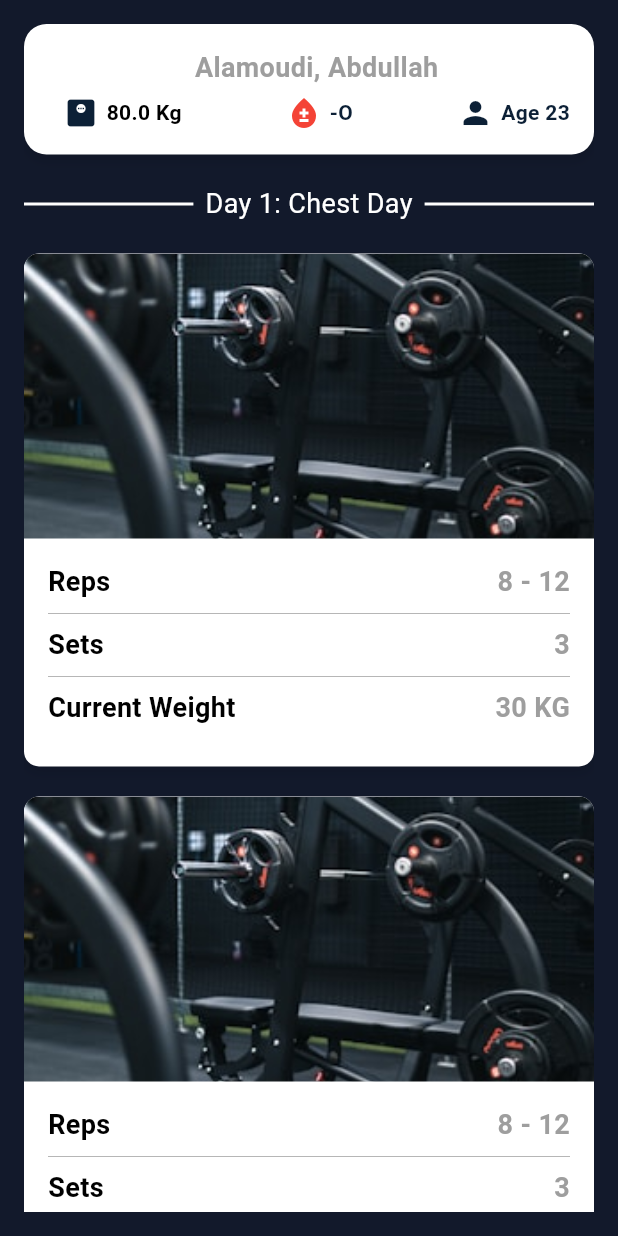
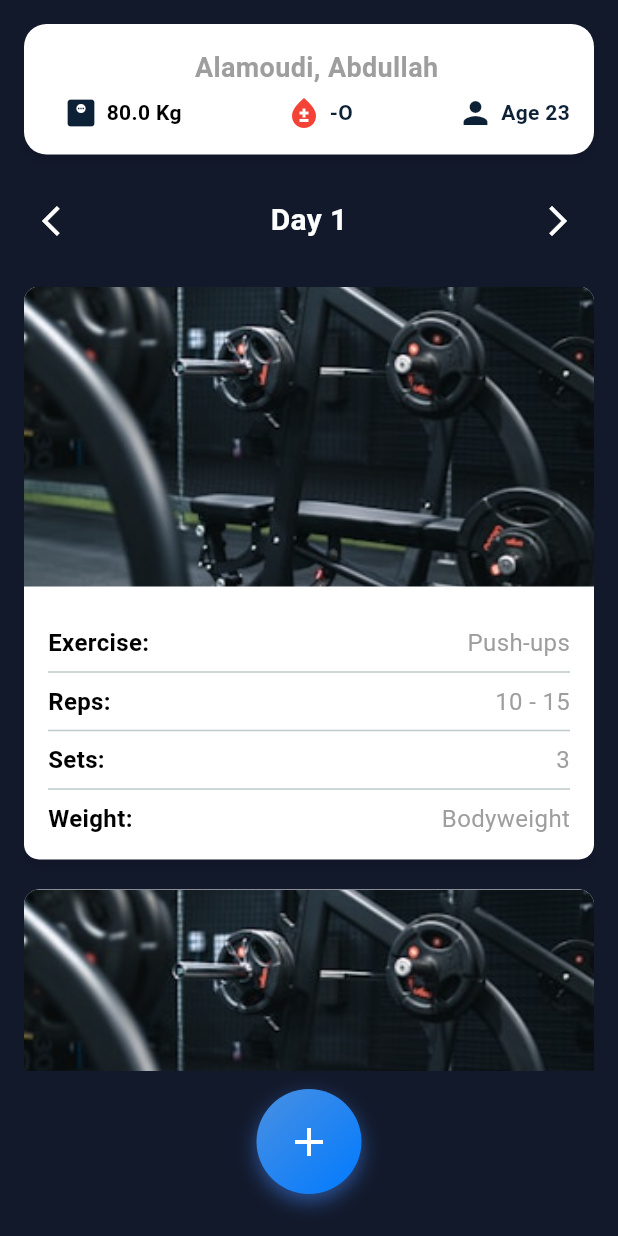
Before and after one commit to ABDULLAHABDULLAH-crypto/Fitness-App, a Flutter app: the HomePage screen opened directly, on a phone screen of 412 x 824 dp. Run offline on Flutter 3.47's test engine with Material 3 defaults, Android fonts, the phone set to English and light mode, and no system bars.

Commit message:
major changes

```diff
--- a/lib/pages/exercises_screen.dart
+++ b/lib/pages/exercises_screen.dart
@@ -1,3 +1,4 @@
+import 'package:fitness_app/pages/adding_screen.dart';
 import 'package:flutter/material.dart';
 
 class ExercisesScreen extends StatelessWidget {
@@ -13,13 +14,13 @@ class ExercisesScreen extends StatelessWidget {
         weightUnit: "Kg",
         bloodType: "-O",
         age: 23,
-        numberOfDays: 1,
+        numberOfDays: 3, // Change number of days dynamically
       ),
     );
   }
 }
 
-class HomePage extends StatelessWidget {
+class HomePage extends StatefulWidget {
   final String name;
   final double weight;
   final String weightUnit;
@@ -37,23 +38,60 @@ class HomePage extends StatelessWidget {
     required this.numberOfDays,
   });
 
-  List<String> generateDays(int count) {
-    return List<String>.generate(
-      count,
-          (index) => "Day ${index + 1}: ${['Chest Day', 'Back Day', 'Leg Day', 'Arm Day'][index % 4]}",
-    );
+  @override
+  _HomePageState createState() => _HomePageState();
+}
+
+class _HomePageState extends State<HomePage> {
+  int currentDayIndex = 0;
+
+  // Unique exercises for each day
+  final Map<int, List<Map<String, dynamic>>> exercisesByDay = {
+    0: [
+      {"name": "Push-ups", "reps": "10 - 15", "sets": 3, "weight": "Bodyweight"},
+      {"name": "Bench Press", "reps": "8 - 12", "sets": 3, "weight": "40 KG"},
+    ],
+    1: [
+      {"name": "Pull-ups", "reps": "10 - 12", "sets": 3, "weight": "Bodyweight"},
+      {"name": "Deadlift", "reps": "6 - 8", "sets": 4, "weight": "70 KG"},
+    ],
+    2: [
+      {"name": "Squats", "reps": "12 - 15", "sets": 3, "weight": "50 KG"},
+      {"name": "Lunges", "reps": "10 - 12", "sets": 3, "weight": "Bodyweight"},
+    ],
+  };
+
+  void _goToNextDay() {
+    if (currentDayIndex < widget.numberOfDays - 1) {
+      setState(() {
+        currentDayIndex++;
+      });
+    }
+  }
+
+  void _goToPreviousDay() {
+    if (currentDayIndex > 0) {
+      setState(() {
+        currentDayIndex--;
+      });
+    }
+  }
+
+  void _addExercise(Map<String, dynamic> newExercise) {
+    setState(() {
+      exercisesByDay[currentDayIndex]!.add(newExercise);
+    });
   }
 
   @override
   Widget build(BuildContext context) {
-    final days = generateDays(numberOfDays);
+    final exercises = exercisesByDay[currentDayIndex] ?? [];
 
     return Scaffold(
       backgroundColor: const Color(0xFF12192B),
       body: SafeArea(
         child: Padding(
           padding: const EdgeInsets.all(16.0),
-          child: SingleChildScrollView(
           child: Column(
             children: [
               // Profile Section
@@ -78,7 +116,7 @@ class HomePage extends StatelessWidget {
                         crossAxisAlignment: CrossAxisAlignment.center,
                         children: [
                           Text(
-                              name,
+                            widget.name,
                             style: const TextStyle(
                               color: Colors.grey,
                               fontSize: 18,
@@ -88,25 +126,37 @@ class HomePage extends StatelessWidget {
                           const SizedBox(height: 5),
                           Row(
                             children: [
-                                const Icon(Icons.monitor_weight, size: 24, color: Color(0xFF0c2036)),
+                              const Icon(Icons.monitor_weight,
+                                  size: 24, color: Color(0xFF0c2036)),
                               const SizedBox(width: 5),
                               Text(
-                                  '$weight $weightUnit',
-                                  style: const TextStyle(color: Colors.black, fontSize: 14, fontWeight: FontWeight.bold),
+                                '${widget.weight} ${widget.weightUnit}',
+                                style: const TextStyle(
+                                    color: Colors.black,
+                                    fontSize: 14,
+                                    fontWeight: FontWeight.bold),
                               ),
                               const Spacer(),
-                                const Icon(Icons.bloodtype, size: 24, color: Colors.red),
+                              const Icon(Icons.bloodtype,
+                                  size: 24, color: Colors.red),
                               const SizedBox(width: 5),
                               Text(
-                                  bloodType,
-                                  style: const TextStyle(color: Color(0xFF0c2036), fontSize: 14,fontWeight: FontWeight.bold),
+                                widget.bloodType,
+                                style: const TextStyle(
+                                    color: Color(0xFF0c2036),
+                                    fontSize: 14,
+                                    fontWeight: FontWeight.bold),
                               ),
                               const Spacer(),
-                        const Icon(Icons.person, size: 24, color: Color(0xFF0c2036)),
+                              const Icon(Icons.person,
+                                  size: 24, color: Color(0xFF0c2036)),
                               const SizedBox(width: 5),
                               Text(
-                          'Age $age',
-                          style: const TextStyle(color: Color(0xFF0c2036), fontSize: 14, fontWeight: FontWeight.bold),
+                                'Age ${widget.age}',
+                                style: const TextStyle(
+                                    color: Color(0xFF0c2036),
+                                    fontSize: 14,
+                                    fontWeight: FontWeight.bold),
                               ),
                             ],
                           ),
@@ -119,43 +169,95 @@ class HomePage extends StatelessWidget {
 
               const SizedBox(height: 20),
 
-                // Workout Days
-                ...days.map((day) => Column(
+              // Day Navigation
+              Row(
+                mainAxisAlignment: MainAxisAlignment.spaceBetween,
                 children: [
-                    Row(
-                      children: [
+                  IconButton(
+                    icon: const Icon(Icons.arrow_back_ios,
+                        color: Colors.white, size: 24),
+                    onPressed: currentDayIndex > 0 ? _goToPreviousDay : null,
+                  ),
+                  Text(
+                    "Day ${currentDayIndex + 1}",
+                    style: const TextStyle(
+                      color: Colors.white,
+                      fontSize: 20,
+                      fontWeight: FontWeight.bold,
+                    ),
+                  ),
+                  IconButton(
+                    icon: const Icon(Icons.arrow_forward_ios,
+                        color: Colors.white, size: 24),
+                    onPressed: currentDayIndex < widget.numberOfDays - 1
+                        ? _goToNextDay
+                        : null,
+                  ),
+                ],
+              ),
+
+              const SizedBox(height: 20),
+
+              // Workout Cards
               Expanded(
+                child: ListView(
+                  children: exercises
+                      .map((exercise) => WorkoutCard(
+                            exerciseName: exercise["name"],
+                            reps: exercise["reps"],
+                            sets: exercise["sets"],
+                            weight: exercise["weight"],
+                          ))
+                      .toList(),
+                ),
+              ),
+
+              // Add Exercise Button
+              ElevatedButton(
+                onPressed: () {
+                  Navigator.push(
+                    context,
+                    MaterialPageRoute(
+                      builder: (context) => AddingScreen(
+                        onSubmit: _addExercise,
+                      ),
+                    ),
+                  );
+                },
+                style: ElevatedButton.styleFrom(
+                  backgroundColor: Colors.transparent,
+                  shape: const CircleBorder(),
+                  padding: const EdgeInsets.all(12),
+                  shadowColor: Colors.transparent,
+                ),
                 child: Container(
-                            height: 2,
+                  width: 70,
+                  height: 70,
+                  decoration: BoxDecoration(
+                    shape: BoxShape.circle,
+                    gradient: const LinearGradient(
+                      colors: [Color(0xFF4A90E2), Color(0xFF007AFF)],
+                      begin: Alignment.topLeft,
+                      end: Alignment.bottomRight,
+                    ),
+                    boxShadow: [
+                      BoxShadow(
+                        color: Colors.blueAccent.withOpacity(0.5),
+                        blurRadius: 10,
+                        offset: const Offset(0, 5),
+                      ),
+                    ],
+                  ),
+                  child: const Center(
+                    child: Icon(
+                      Icons.add,
+                      size: 32,
                       color: Colors.white,
                     ),
                   ),
-                        Padding(
-                          padding: const EdgeInsets.symmetric(horizontal: 8.0),
-                          child: Text(
-                            day, // Dynamic day variable
-                            style: const TextStyle(
-                              color: Colors.white,
-                              fontSize: 18,
-                            ),
-                          ),
-                        ),
-                        Expanded(
-                          child: Container(
-                            height: 2,
-                            color: Colors.white,
                 ),
               ),
             ],
-                    ),
-                    const SizedBox(height: 20),
-                    const WorkoutCard(),
-                    const WorkoutCard(hasSettings: true),
-                    const SizedBox(height: 20),
-                  ],
-                )),
-              ],
-            ),
           ),
         ),
       ),
@@ -164,14 +266,21 @@ class HomePage extends StatelessWidget {
 }
 
 class WorkoutCard extends StatelessWidget {
+  final String exerciseName;
+  final String reps;
+  final int sets;
+  final String weight;
 
-  final bool hasSettings;
-  const WorkoutCard({super.key, this.hasSettings = false});
+  const WorkoutCard({
+    super.key,
+    required this.exerciseName,
+    required this.reps,
+    required this.sets,
+    required this.weight,
+  });
 
   @override
   Widget build(BuildContext context) {
-    return LayoutBuilder(
-      builder: (context, constraints) {
     return Container(
       margin: const EdgeInsets.only(bottom: 20),
       decoration: BoxDecoration(
@@ -190,47 +299,78 @@ class WorkoutCard extends StatelessWidget {
         children: [
           ClipRRect(
             borderRadius: const BorderRadius.vertical(top: Radius.circular(10)),
-                child: Image.asset("assets/images/Recangle 2.jpeg",
+            child: Image.asset(
+              "assets/images/Recangle 2.jpeg", // Fixed image for all cards
               fit: BoxFit.cover,
               width: double.infinity,
-                  height: constraints.maxWidth * 0.5,
+              height: 200,
             ),
           ),
-              const Padding(
-                padding: EdgeInsets.all(16.0),
+          const SizedBox(height: 10),
+          Padding(
+            padding: const EdgeInsets.all(16.0),
             child: Column(
               children: [
                 Row(
                   mainAxisAlignment: MainAxisAlignment.spaceBetween,
                   children: [
-                        Text('Reps', style: TextStyle(fontSize: 18, color: Colors.black, fontWeight: FontWeight.bold)),
-                        Text('8 - 12', style: TextStyle(fontSize: 18, color: Colors.grey,fontWeight: FontWeight.bold)),
+                    Text('Exercise:',
+                        style: TextStyle(
+                            fontSize: 16,
+                            fontWeight: FontWeight.bold,
+                            color: Colors.black)),
+                    Text(exerciseName,
+                        style: const TextStyle(
+                            fontSize: 16, color: Colors.grey)),
                   ],
                 ),
-                    Divider(color: Colors.grey, thickness: 0.5),
+                const Divider(),
                 Row(
                   mainAxisAlignment: MainAxisAlignment.spaceBetween,
                   children: [
-                        Text('Sets', style: TextStyle(fontSize: 18, color: Colors.black, fontWeight: FontWeight.bold)),
-                        Text('3', style: TextStyle(fontSize: 18, color: Colors.grey,fontWeight: FontWeight.bold)),
+                    Text('Reps:',
+                        style: TextStyle(
+                            fontSize: 16,
+                            fontWeight: FontWeight.bold,
+                            color: Colors.black)),
+                    Text(reps,
+                        style: const TextStyle(
+                            fontSize: 16, color: Colors.grey)),
                   ],
                 ),
-                    Divider(color: Colors.grey, thickness: 0.5),
+                const Divider(),
                 Row(
                   mainAxisAlignment: MainAxisAlignment.spaceBetween,
                   children: [
-                        Text('Current Weight', style: TextStyle(fontSize: 18, color: Colors.black, fontWeight: FontWeight.bold)),
-                        Text('30 KG', style: TextStyle(fontSize: 18, color: Colors.grey,fontWeight: FontWeight.bold)),
+                    Text('Sets:',
+                        style: TextStyle(
+                            fontSize: 16,
+                            fontWeight: FontWeight.bold,
+                            color: Colors.black)),
+                    Text('$sets',
+                        style: const TextStyle(
+                            fontSize: 16, color: Colors.grey)),
+                  ],
+                ),
+                const Divider(),
+                Row(
+                  mainAxisAlignment: MainAxisAlignment.spaceBetween,
+                  children: [
+                    Text('Weight:',
+                        style: TextStyle(
+                            fontSize: 16,
+                            fontWeight: FontWeight.bold,
+                            color: Colors.black)),
+                    Text(weight,
+                        style: const TextStyle(
+                            fontSize: 16, color: Colors.grey)),
                   ],
                 ),
               ],
             ),
           ),
-              const SizedBox(height: 10),
         ],
       ),
     );
-      },
-    );
   }
 }
```
Also changed, not shown: lib/pages/adding_page.dart (deleted, +0 -188 lines), lib/pages/adding_screen.dart (added, +144 -0 lines), lib/pages/onBoarding.dart (+78 -56 lines), 1 other file. Lines whose indentation alone changed are shown as unchanged.
